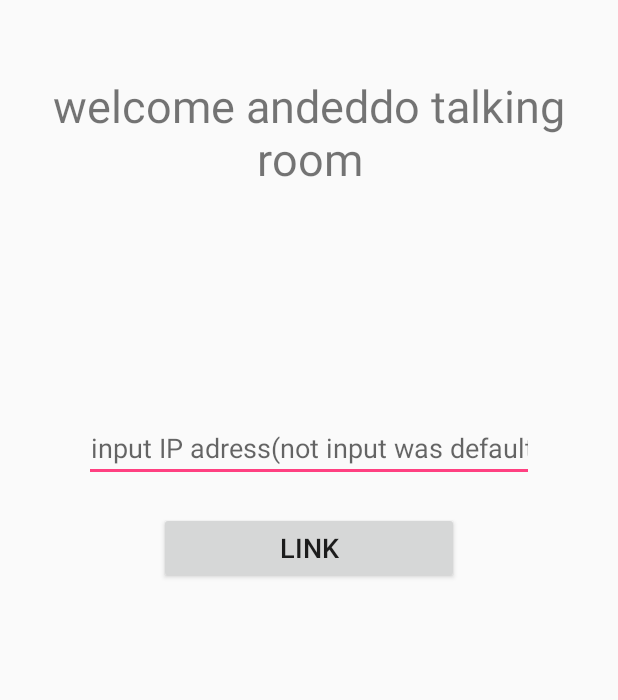
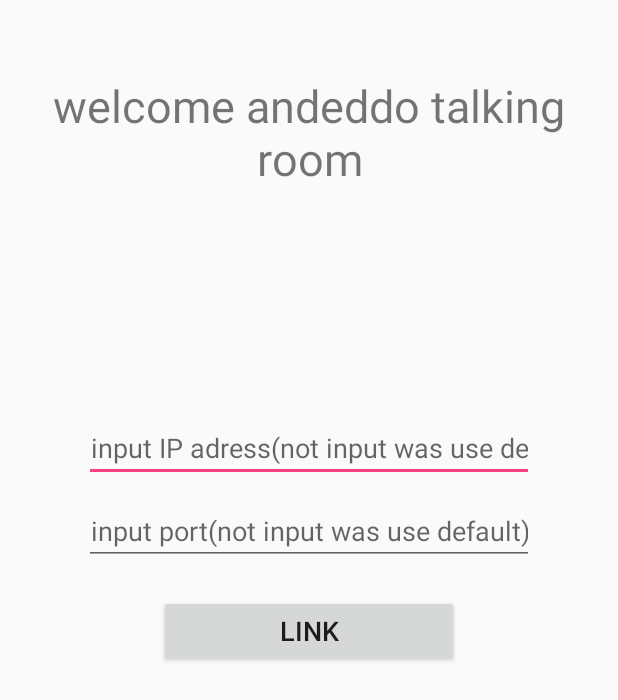
Before and after one commit to soulofhan/LANTalk, an Android app: the screen it shows after launch (MainActivity), on a phone screen of 412 x 824 dp. Shown: the top 700 px of the screen. Run offline under Robolectric (Android 15) with nearby library versions, the phone set to English and light mode, and no system bars.

Commit message:
禁止状态栏下拉代码更新及UI修改

```diff
--- a/app/src/main/java/com/andeddo/lanchat/MainActivity.java
+++ b/app/src/main/java/com/andeddo/lanchat/MainActivity.java
@@ -3,26 +3,30 @@ package com.andeddo.lanchat;
 import android.app.Activity;
 import android.content.Context;
 import android.graphics.PixelFormat;
+import android.os.Build;
 import android.os.Bundle;
+import android.text.TextUtils;
+import android.util.Log;
 import android.view.Gravity;
 import android.view.View;
 import android.view.WindowManager;
 import android.widget.Button;
 import android.widget.EditText;
-import android.widget.Toast;
 
 import com.andeddo.lanchat.unit.customViewGroup;
 
+import java.util.regex.Matcher;
+import java.util.regex.Pattern;
+
 
 public class MainActivity extends Activity {
-    private String IPAdress = "192.168.0.101";
-    private int PORT = 30000;
+    private final static String TAG = "-----MainActivity-----";
+    private final static String IPAddress = "192.168.0.101";
+    private final static int PORT = 30000;
 
     private Button btn_login;
-    private EditText et_ipAdress;
-
-    private String link_IP;
-
+    private EditText et_ipAddress;
+    private EditText et_port;
 
     customViewGroup view;
     WindowManager manager;
@@ -33,7 +37,20 @@ public class MainActivity extends Activity {
         setContentView(R.layout.activity_main);
         init();
 
+        btn_login.setOnClickListener(myOnClickListener);
     }
+
+    View.OnClickListener myOnClickListener = new View.OnClickListener() {
+        @Override
+        public void onClick(View v) {
+            switch (v.getId()) {
+                case R.id.btn_login:
+                    SocketLink mSocketLink = new SocketLink(getIpAddress(),getPort());
+                    mSocketLink.connect();
+
+            }
+        }
+    };
 
     @Override
     protected void onResume() {
@@ -43,13 +60,69 @@ public class MainActivity extends Activity {
 
     private void init() {
         btn_login = findViewById(R.id.btn_login);
-        et_ipAdress = findViewById(R.id.et_ipAdress);
+        et_ipAddress = findViewById(R.id.et_ipAddress);
+        et_port = findViewById(R.id.et_port);
     }
 
-    private String getIpAdress() {
-        return et_ipAdress.getText().toString();
+    //获取连接的ip地址
+    private String getIpAddress() {
+        String ipAddress = et_ipAddress.getText().toString();
+        if(!TextUtils.isEmpty(ipAddress)) {
+            Log.d(TAG, "getIpAddress: "+ipAddress);
+            if(isIP(ipAddress)) {
+                return ipAddress;
+            }
+        }
+        return IPAddress;
     }
 
+    /**
+     * 判断字符串是否为IP地址
+     * @param address 传入的IP地址
+     * @return 返回是否是IP地址 true或者false
+     */
+    public boolean isIP(String address) {
+        if(address.length() < 7 || address.length() > 15 || "".equals(address)) {
+            return false;
+        }
+        //判断IP格式和范围
+        String rexp = "([1-9]|[1-9]\\d|1\\d{2}|2[0-4]\\d|25[0-5])(\\.(\\d|[1-9]\\d|1\\d{2}|2[0-4]\\d|25[0-5])){3}";
+
+        Pattern pat = Pattern.compile(rexp);
+
+        Matcher mat = pat.matcher(address);
+
+        return mat.find();
+    }
+
+    private int getPort() {
+        String stringPort = et_port.getText().toString();
+        if(!TextUtils.isEmpty(stringPort)) {
+            int port = Integer.parseInt(stringPort);
+            if(port<65536){
+                return port;
+            }
+        }
+        return PORT;
+    }
+
+    @Override
+    public void onWindowFocusChanged(boolean hasFocus) {
+        super.onWindowFocusChanged(hasFocus);
+        //自动隐藏通知栏与虚拟按键
+        if (hasFocus && Build.VERSION.SDK_INT >= 22) {
+            View decorView = getWindow().getDecorView();
+            decorView.setSystemUiVisibility(
+                    View.SYSTEM_UI_FLAG_LAYOUT_STABLE
+                            | View.SYSTEM_UI_FLAG_LAYOUT_HIDE_NAVIGATION
+                            | View.SYSTEM_UI_FLAG_LAYOUT_FULLSCREEN
+                            | View.SYSTEM_UI_FLAG_HIDE_NAVIGATION
+                            | View.SYSTEM_UI_FLAG_FULLSCREEN
+                            | View.SYSTEM_UI_FLAG_IMMERSIVE_STICKY);
+        }
+    }
+
+    //禁止通知栏下拉
     private void disablePullNotificationTouch() {
         manager = ((WindowManager) getApplicationContext()
                 .getSystemService(Context.WINDOW_SERVICE));
@@ -65,21 +138,22 @@ public class MainActivity extends Activity {
                 WindowManager.LayoutParams.FLAG_LAYOUT_IN_SCREEN;
 
         localLayoutParams.width = WindowManager.LayoutParams.MATCH_PARENT;
-        localLayoutParams.height = (int) (25 * getResources()
+        localLayoutParams.height = (int) (26 * getResources()
                 .getDisplayMetrics().scaledDensity);
         localLayoutParams.format = PixelFormat.RGBX_8888;
         view = new customViewGroup(this);
+        view.setBackgroundColor(getResources().getColor(R.color.White));
         manager.addView(view, localLayoutParams);
+    }
+
+    //允许下拉
+    private void allowDropDown() {
+        manager.removeView(view);
     }
 
     @Override
     public void onBackPressed() {
         super.onBackPressed();
-    }
-
-    //允许下拉
-    private void allowDropDown(){
-        manager.removeView(view);
     }
 
     @Override
--- a/app/src/main/res/layout/activity_main.xml
+++ b/app/src/main/res/layout/activity_main.xml
@@ -18,12 +18,22 @@
         android:textSize="30sp" />
 
     <EditText
-        android:id="@+id/et_ipAdress"
+        android:id="@+id/et_ipAddress"
         android:layout_width="300dp"
         android:layout_height="wrap_content"
         android:ems="20"
         android:gravity="center_horizontal"
         android:hint="@string/main_hint"
+        android:inputType="textPersonName" />
+
+    <EditText
+        android:id="@+id/et_port"
+        android:layout_width="300dp"
+        android:layout_height="wrap_content"
+        android:ems="20"
+        android:gravity="center_horizontal"
+        android:layout_marginTop="10dp"
+        android:hint="@string/main_hint_port"
         android:inputType="textPersonName" />
 
     <Button
--- a/app/src/main/res/values/colors.xml
+++ b/app/src/main/res/values/colors.xml
@@ -1,5 +1,7 @@
 <?xml version="1.0" encoding="utf-8"?>
 <resources>
+    <color name="Transparent">#00FFFFFF</color>
+    <color name="White">#FFFFFF</color>
     <color name="colorPrimary">#3F51B5</color>
     <color name="colorPrimaryDark">#303F9F</color>
     <color name="colorAccent">#FF4081</color>
--- a/app/src/main/res/values/strings.xml
+++ b/app/src/main/res/values/strings.xml
@@ -1,6 +1,7 @@
 <resources>
     <string name="app_name">LANChat</string>
-    <string name="main_hint">input IP adress(not input was default)</string>
+    <string name="main_hint">input IP adress(not input was use default)</string>
     <string name="link_start">link</string>
     <string name="welcome">welcome andeddo talking room</string>
+    <string name="main_hint_port">input port(not input was use default)</string>
 </resources>
--- a/app/src/main/res/values/styles.xml
+++ b/app/src/main/res/values/styles.xml
@@ -3,6 +3,8 @@
     <!-- Base application theme. -->
     <style name="AppTheme" parent="Theme.AppCompat.Light.DarkActionBar">
         <!-- Customize your theme here. -->
+        <item name="windowNoTitle">true</item>
+        <item name="android:windowFullscreen">true</item>
         <item name="colorPrimary">@color/colorPrimary</item>
         <item name="colorPrimaryDark">@color/colorPrimaryDark</item>
         <item name="colorAccent">@color/colorAccent</item>
```
Also changed, not shown: app/src/main/java/com/andeddo/lanchat/SocketLink.java (+11 -4 lines), 1 other file.
